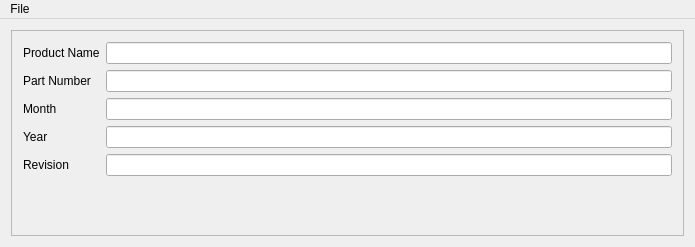
This is RegulatoryTemplate.ui in daemonangel/Ditaform as Qt 5 draws it before an edit. The edited form follows.
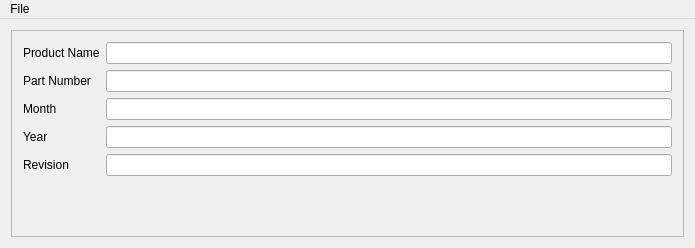
This is the edited form.

The edit to the form file:
```diff
--- a/RegulatoryTemplate.ui
+++ b/RegulatoryTemplate.ui
@@ -10,7 +10,7 @@
     <x>0</x>
     <y>0</y>
     <width>695</width>
-    <height>247</height>
+    <height>248</height>
    </rect>
   </property>
   <property name="windowTitle">
@@ -44,7 +44,7 @@
          <x>0</x>
          <y>0</y>
          <width>675</width>
-         <height>205</height>
+         <height>206</height>
         </rect>
        </property>
        <layout class="QFormLayout" name="formLayout">
```
Left out of the diff: 6 changed lines with no effect on the pictures.
